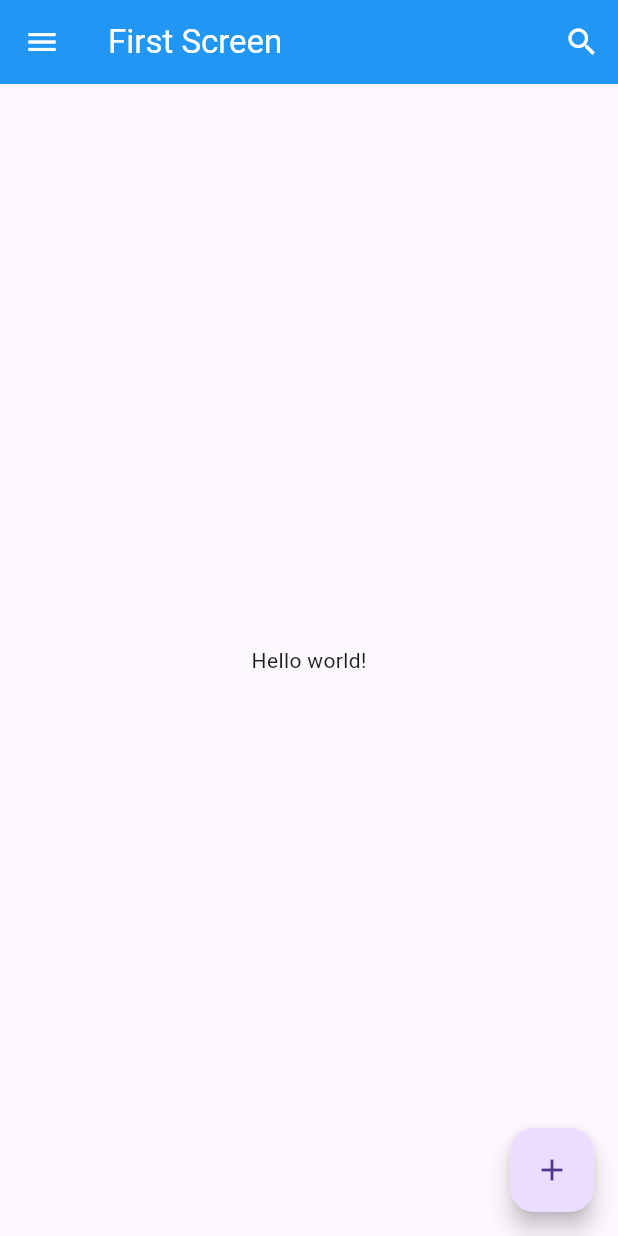
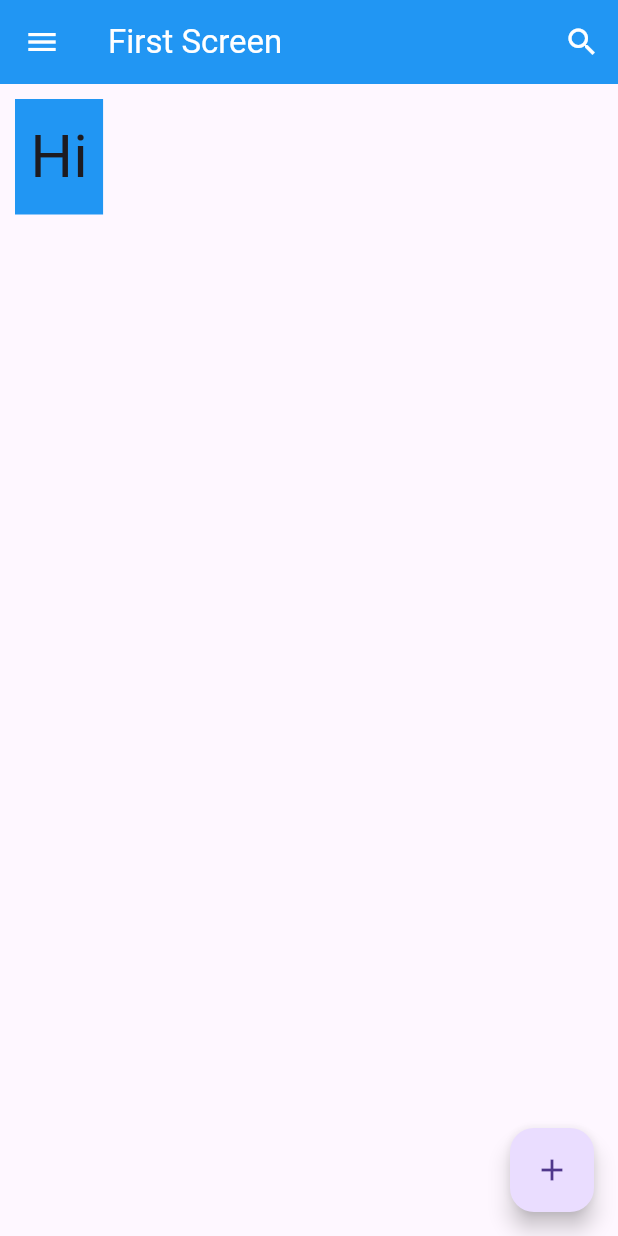
Before and after one commit to alriansyah/flutter-dicoding, a Flutter app: the screen it shows after launch, on a phone screen of 412 x 824 dp. Run offline on Flutter 3.47's test engine with Material 3 defaults, Android fonts, the phone set to English and light mode, and no system bars.

Commit message:
Pengenalan Container

```diff
--- a/Flutter Dasar/flutter_materi/lib/3-Scafold.dart
+++ b/Flutter Dasar/flutter_materi/lib/3-Scafold.dart
@@ -29,8 +29,14 @@ class FirstScreen extends StatelessWidget {
         ),
         backgroundColor: Colors.blue,
       ),
-      body: const Center(
-        child: Text('Hello world!'),
+      body: Container(
+        color: Colors.blue,
+        padding: const EdgeInsets.all(10),
+        margin: const EdgeInsets.all(10),
+        child: const Text(
+          'Hi',
+          style: TextStyle(fontSize: 40),
+        ),
       ),
       floatingActionButton: FloatingActionButton(
         child: const Icon(Icons.add),
```
